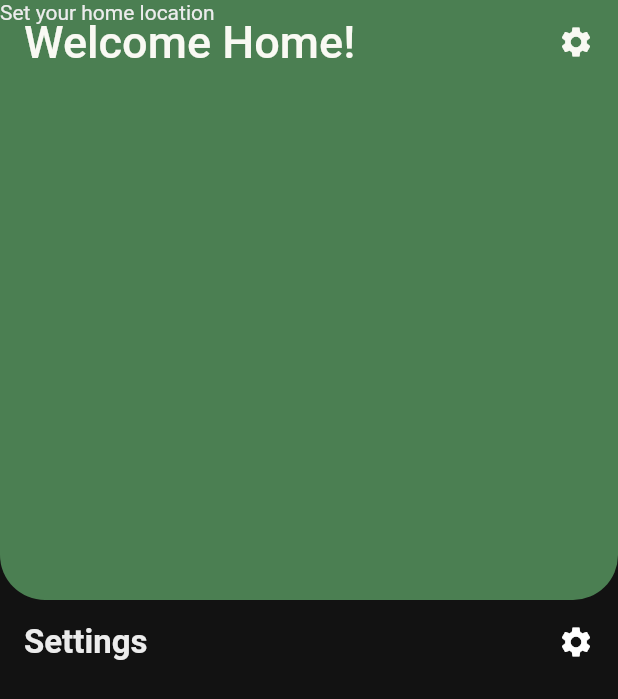
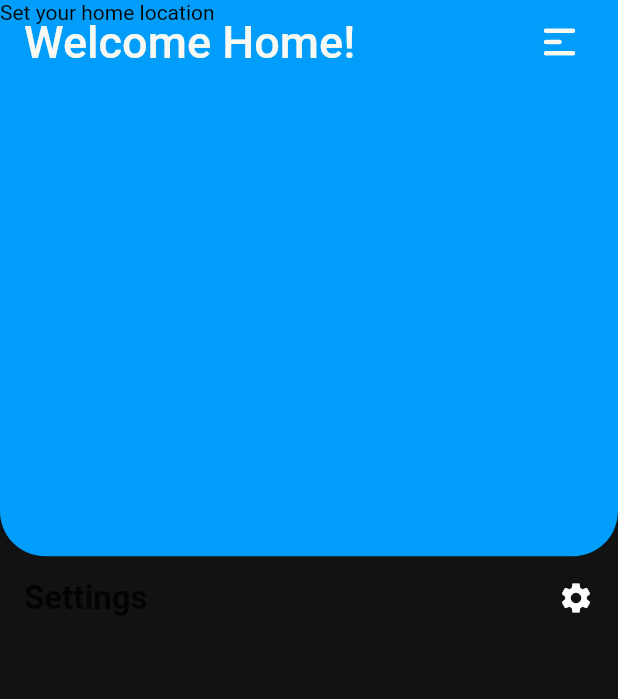
Before and after one commit to Gladson-Lalu/Home_Automation_App, a Flutter app: the screen it shows after launch, after a tap on "Settings", on a phone screen of 412 x 824 dp. Shown: the top 699 px of the screen. Run offline on Flutter 3.47's test engine with Material 2 defaults, Android fonts, the phone set to English and light mode, and no system bars; our stand-ins replace animated_text_kit, double_back_to_close_app, flutter_bloc, flutter_dotenv, flutter_svg, geocoding and 4 more; Roboto replaces fonts that are missing (Niconne).

Commit message:
Added Dashboard

```diff
--- a/lib/config/colors.dart
+++ b/lib/config/colors.dart
@@ -5,7 +5,8 @@ const Color lightScaffoldBG = Color(0xffF9F9F3);
 const Color lightTitlecolor = Color(0xff2E3151);
 const Color lightContainerBG = Color(0xff009EFA);
 const Color lightContainerText = Color(0xffF9F9F3);
-const Color lightPrimaryColor = Color(0xff009EFA);
+const Color lightSecondaryColor = Color(0xffF9F9F3);
+const Color lightPrimaryColor = Color(0xffF9F9F3);
 
 const Color darkScaffoldBG = Color(0xff152C39);
 const Color darkTitlecolor = Color(0xffF9F9F3);
--- a/lib/config/theme.dart
+++ b/lib/config/theme.dart
@@ -6,7 +6,10 @@ import 'colors.dart';
 class AppTheme {
   static final lightTheme = ThemeData(
     cardColor: lightContainerBG,
+    primaryColor: lightPrimaryColor,
     backgroundColor: lightScaffoldBG,
+    colorScheme: const ColorScheme.dark(
+        secondary: lightSecondaryColor),
     textTheme: TextTheme(
       labelMedium:
           GoogleFonts.oswald(color: lightContainerText),
--- a/lib/main.dart
+++ b/lib/main.dart
@@ -1,11 +1,11 @@
 import 'package:flutter/material.dart';
 import 'package:flutter_bloc/flutter_bloc.dart';
 import 'package:flutter_dotenv/flutter_dotenv.dart';
-import 'config/theme.dart';
-import 'cubit/location/home_location_cubit.dart';
-import 'cubit/settings/settings_cubit.dart';
-import 'domain/repository/weather_repository_impl.dart';
-import 'ui/splash/splash_screen.dart';
+import 'package:home_automation/config/theme.dart';
+import 'package:home_automation/cubit/location/home_location_cubit.dart';
+import 'package:home_automation/cubit/settings/settings_cubit.dart';
+import 'package:home_automation/domain/repository/weather_repository_impl.dart';
+import 'package:home_automation/ui/splash/splash_screen.dart';
 
 import 'cubit/weather/weather_cubit.dart';
 
@@ -31,9 +31,10 @@ class MyApp extends StatelessWidget {
         BlocProvider(create: (context) => SettingsCubit()),
       ],
       child: MaterialApp(
+        debugShowCheckedModeBanner: false,
         theme: AppTheme.lightTheme,
         darkTheme: AppTheme.darkTheme,
-        themeMode: ThemeMode.dark,
+        themeMode: ThemeMode.light,
         home: const SplashScreen(),
       ),
     );
--- a/lib/ui/home/home_screen.dart
+++ b/lib/ui/home/home_screen.dart
@@ -1,48 +1,30 @@
+import 'package:double_back_to_close_app/double_back_to_close_app.dart';
 import 'package:flutter/material.dart';
-import 'package:google_fonts/google_fonts.dart';
+import 'package:home_automation/ui/home/widgets/app_bar/custom_sliver_appbar.dart';
 
-import 'widgets/weather_widget.dart';
+import 'widgets/dashboard/custom_dashboard.dart';
 
-class HomeScreen extends StatelessWidget {
+class HomeScreen extends StatefulWidget {
   const HomeScreen({super.key});
 
+  @override
+  State<HomeScreen> createState() => _HomeScreenState();
+}
+
+class _HomeScreenState extends State<HomeScreen> {
   @override
   Widget build(BuildContext context) {
     return Scaffold(
       backgroundColor: Theme.of(context).backgroundColor,
       //title: 'Home Automation' and weather widget in flexible space
-      body: CustomScrollView(
+      body: DoubleBackToCloseApp(
+        snackBar: const SnackBar(
+          content: Text('Tap back again to leave'),
+        ),
+        child: CustomScrollView(
           slivers: [
             //sized box for app bar
-
-          SliverAppBar(
-            shape: const RoundedRectangleBorder(
-              borderRadius: BorderRadius.vertical(
-                bottom: Radius.circular(30),
-              ),
-            ),
-            backgroundColor: Theme.of(context).cardColor,
-            title: Row(
-              mainAxisAlignment:
-                  MainAxisAlignment.spaceBetween,
-              children: [
-                Text('Welcome Home!',
-                    style: GoogleFonts.niconne(
-                        color: Theme.of(context)
-                            .textTheme
-                            .labelMedium!
-                            .color,
-                        fontSize: 30,
-                        fontWeight: FontWeight.w500)),
-                Icon(Icons.settings,
-                    color: Theme.of(context).primaryColor),
-              ],
-            ),
-            flexibleSpace: const FlexibleSpaceBar(
-              background: WeatherWidget(),
-            ),
-            expandedHeight: 400,
-          ),
+            const CustomSliverAppBar(),
             SliverList(
               delegate: SliverChildListDelegate([
                 ListTile(
@@ -56,13 +38,16 @@ class HomeScreen extends StatelessWidget {
                               .color)),
                   trailing: const Icon(Icons.settings),
                   onTap: () {
-                  Navigator.pushNamed(context, '/settings');
+                    Navigator.pushNamed(
+                        context, '/settings');
                   },
                 ),
               ]),
             )
           ],
         ),
+      ),
+      drawer: const CustomDashboard(),
     );
   }
 }
--- /dev/null
+++ b/lib/ui/home/widgets/app_bar/custom_sliver_appbar.dart
@@ -0,0 +1,61 @@
+import 'package:flutter/material.dart';
+import 'package:flutter_svg/svg.dart';
+import 'package:google_fonts/google_fonts.dart';
+
+import 'weather_widget.dart';
+
+class CustomSliverAppBar extends StatelessWidget {
+  const CustomSliverAppBar({
+    Key? key,
+  }) : super(key: key);
+
+  @override
+  Widget build(BuildContext context) {
+    return SliverAppBar(
+      automaticallyImplyLeading: false,
+      shape: const RoundedRectangleBorder(
+        borderRadius: BorderRadius.vertical(
+          bottom: Radius.circular(30),
+        ),
+      ),
+      backgroundColor: Theme.of(context).cardColor,
+      title: Row(
+        mainAxisAlignment: MainAxisAlignment.spaceBetween,
+        children: [
+          Text('Welcome Home!',
+              style: GoogleFonts.niconne(
+                  color: Theme.of(context)
+                      .textTheme
+                      .labelMedium!
+                      .color,
+                  fontSize: 30,
+                  fontWeight: FontWeight.w500)),
+          InkWell(
+            borderRadius: BorderRadius.circular(30),
+            splashColor: Theme.of(context)
+                .textTheme
+                .labelMedium!
+                .color!
+                .withOpacity(0.2),
+            onTap: () {
+              Scaffold.of(context).openDrawer();
+            },
+            child: Padding(
+              padding: const EdgeInsets.all(8.0),
+              child: SvgPicture.asset(
+                  'assets/icons/menuAlt1.svg',
+                  width: 30,
+                  height: 30,
+                  color: Theme.of(context).primaryColor),
+            ),
+          ),
+        ],
+      ),
+      flexibleSpace: const FlexibleSpaceBar(
+        background: WeatherWidget(),
+      ),
+      expandedHeight:
+          MediaQuery.of(context).size.height * 0.45,
+    );
+  }
+}
--- /dev/null
+++ b/lib/ui/home/widgets/app_bar/weather_icon_and_temperature.dart
@@ -0,0 +1,53 @@
+import 'package:flutter/material.dart';
+import 'package:flutter_svg/svg.dart';
+
+import '../../../../domain/model/weather_model.dart';
+
+class WeatherIconAndTemperature extends StatelessWidget {
+  final Weather weather;
+  const WeatherIconAndTemperature({
+    Key? key,
+    required this.weather,
+  }) : super(key: key);
+
+  @override
+  Widget build(BuildContext context) {
+    return Row(
+      mainAxisAlignment: MainAxisAlignment.center,
+      children: [
+        SvgPicture.asset(
+          'assets/icons/${weather.icon}.svg',
+          width: 110,
+          height: 110,
+        ),
+        const SizedBox(
+          width: 10,
+        ),
+        Wrap(
+          crossAxisAlignment: WrapCrossAlignment.end,
+          children: [
+            Text(
+              '${weather.temperature}°',
+              style: Theme.of(context)
+                  .textTheme
+                  .labelMedium!
+                  .copyWith(
+                      fontSize: 38,
+                      fontWeight: FontWeight.w600),
+            ),
+            const SizedBox(
+              width: 2,
+            ),
+            Text('C',
+                style: Theme.of(context)
+                    .textTheme
+                    .labelMedium!
+                    .copyWith(
+                        fontSize: 32,
+                        fontWeight: FontWeight.w600)),
+          ],
+        ),
+      ],
+    );
+  }
+}
--- a/lib/ui/home/widgets/weather_widget.dart
+++ b/lib/ui/home/widgets/app_bar/weather_widget.dart
@@ -1,11 +1,12 @@
 import 'package:flutter/material.dart';
 import 'package:flutter_bloc/flutter_bloc.dart';
-import 'package:flutter_svg/svg.dart';
-import '../../../cubit/location/home_location_cubit.dart';
-import '../../../domain/Service/location_service.dart';
 
-import '../../../cubit/weather/weather_cubit.dart';
+import '../../../../cubit/location/home_location_cubit.dart';
+import '../../../../domain/Service/location_service.dart';
+
+import '../../../../cubit/weather/weather_cubit.dart';
 import 'weather_detail_tile.dart';
+import 'weather_icon_and_temperature.dart';
 
 //capitalize extension to String
 extension StringExtension on String {
@@ -89,7 +90,8 @@ class _WeatherWidgetState extends State<WeatherWidget> {
                 child: CircularProgressIndicator(
                     color: Theme.of(context)
                         .colorScheme
-                        .secondary),
+                        .secondary,
+                    strokeWidth: 2),
               ),
             );
           } else if (state is WeatherLoaded) {
@@ -106,49 +108,8 @@ class _WeatherWidgetState extends State<WeatherWidget> {
                           horizontal: 20, vertical: 0),
                       child: Column(children: [
                         const SizedBox(height: 20),
-                        Row(
-                          mainAxisAlignment:
-                              MainAxisAlignment.center,
-                          children: [
-                            SvgPicture.asset(
-                              'assets/icons/${state.weather.icon}.svg',
-                              width: 110,
-                              height: 110,
-                            ),
-                            const SizedBox(
-                              width: 10,
-                            ),
-                            Wrap(
-                              crossAxisAlignment:
-                                  WrapCrossAlignment.end,
-                              children: [
-                                Text(
-                                  '${state.weather.temperature}°',
-                                  style: Theme.of(context)
-                                      .textTheme
-                                      .labelMedium!
-                                      .copyWith(
-                                          fontSize: 38,
-                                          fontWeight:
-                                              FontWeight
-                                                  .w600),
-                                ),
-                                const SizedBox(
-                                  width: 2,
-                                ),
-                                Text('C',
-                                    style: Theme.of(context)
-                                        .textTheme
-                                        .labelMedium!
-                                        .copyWith(
-                                            fontSize: 32,
-                                            fontWeight:
-                                                FontWeight
-                                                    .w600)),
-                              ],
-                            ),
-                          ],
-                        ),
+                        WeatherIconAndTemperature(
+                            weather: state.weather),
                         Text(
                           state.weather.description
                               .capitalize(),
--- /dev/null
+++ b/lib/ui/home/widgets/dashboard/custom_dashboard.dart
@@ -0,0 +1,86 @@
+import 'package:flutter/material.dart';
+
+import 'dashboard_list_tile.dart';
+
+class CustomDashboard extends StatelessWidget {
+  const CustomDashboard({
+    Key? key,
+  }) : super(key: key);
+
+  @override
+  Widget build(BuildContext context) {
+    return Drawer(
+      backgroundColor: Theme.of(context).backgroundColor,
+      width: MediaQuery.of(context).size.width * .95,
+      elevation: 10,
+      child: Column(
+        children: [
+          SafeArea(
+            child: Padding(
+              padding: const EdgeInsets.only(
+                  top: 40, left: 26, right: 26, bottom: 20),
+              child: Row(
+                children: [
+                  Text('Home Automation',
+                      style: TextStyle(
+                          color: Theme.of(context)
+                              .textTheme
+                              .bodyText1!
+                              .color,
+                          fontSize: 24,
+                          fontWeight: FontWeight.w600)),
+                  const Spacer(),
+                  InkWell(
+                    onTap: () {
+                      Navigator.pop(context);
+                    },
+                    child: Icon(
+                      Icons.close,
+                      color: Theme.of(context)
+                          .textTheme
+                          .bodyText1!
+                          .color,
+                      size: 30,
+                    ),
+                  ),
+                ],
+              ),
+            ),
+          ),
+          Expanded(
+            child: ListView(
+              padding: const EdgeInsets.symmetric(
+                  horizontal: 26, vertical: 10),
+              children: [
+                DashboardListTile(
+                  title: 'Devices',
+                  onTap: () {},
+                ),
+                const SizedBox(height: 20),
+                DashboardListTile(
+                  title: 'Scenes',
+                  onTap: () {},
+                ),
+                const SizedBox(height: 20),
+                DashboardListTile(
+                  title: 'Schedule',
+                  onTap: () {},
+                ),
+                const SizedBox(height: 20),
+                DashboardListTile(
+                  title: 'Settings',
+                  onTap: () {},
+                ),
+                const SizedBox(height: 20),
+                DashboardListTile(
+                  title: 'About',
+                  onTap: () {},
+                ),
+              ],
+            ),
+          ),
+        ],
+      ),
+    );
+  }
+}
--- /dev/null
+++ b/lib/ui/home/widgets/dashboard/dashboard_list_tile.dart
@@ -0,0 +1,30 @@
+import 'package:flutter/material.dart';
+
+class DashboardListTile extends StatelessWidget {
+  final String title;
+  final VoidCallback onTap;
+  const DashboardListTile({
+    Key? key,
+    required this.title,
+    required this.onTap,
+  }) : super(key: key);
+
+  @override
+  Widget build(BuildContext context) {
+    return ListTile(
+      onTap: onTap,
+      tileColor:
+          Theme.of(context).cardColor.withOpacity(0.1),
+      shape: RoundedRectangleBorder(
+          borderRadius: BorderRadius.circular(10)),
+      title: Text(title,
+          style: TextStyle(
+              color: Theme.of(context)
+                  .textTheme
+                  .bodyText1!
+                  .color,
+              fontSize: 18,
+              fontWeight: FontWeight.w600)),
+    );
+  }
+}
--- a/pubspec.yaml
+++ b/pubspec.yaml
@@ -35,12 +35,12 @@ dependencies:
 
   # The following adds the Cupertino Icons font to your application.
   # Use with the CupertinoIcons class for iOS style icons.
-  cupertino_icons: ^1.0.2
   page_transition: ^2.0.9
   google_fonts: ^3.0.1
   location: ^4.4.0
   flutter_bloc: ^8.1.1
   flutter_dotenv: ^5.0.2
+  double_back_to_close_app: ^2.1.0
   shared_preferences: ^2.0.15
   http: ^0.13.5
   flutter_svg: ^1.1.5
```
Also changed, not shown: assets/icons/menuAlt1.svg (added), lib/ui/home/widgets/app_bar/weather_detail_tile.dart (renamed from lib/ui/home/widgets/weather_detail_tile.dart), pubspec.lock. Lines whose indentation alone changed are shown as unchanged.
